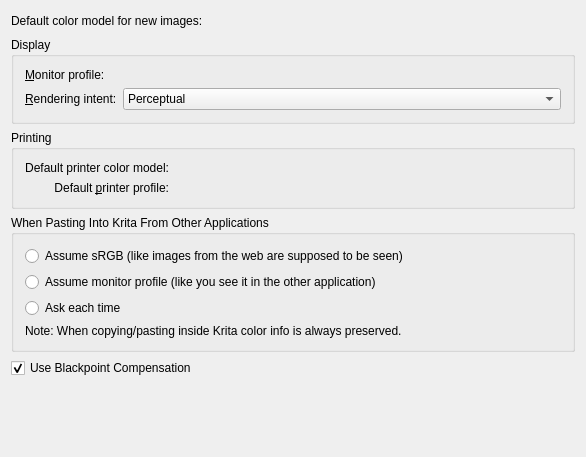
First picture: the form in krita/ui/forms/wdgcolorsettings.ui, repository KDE/krita, before the edit.
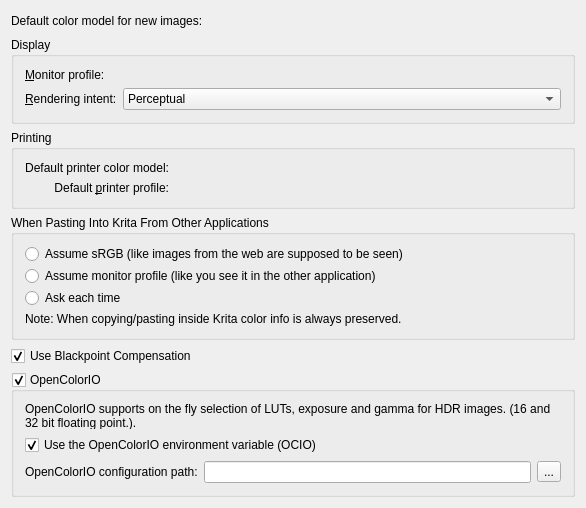
Second picture: the form after the edit. Custom widgets are drawn as their Qt base class.

Commit message:
Add basic ocio configuration to the settings dialog.
* enable/disable
* use the OCIO environment variable
* use a specified configuration file as default.

```diff
--- a/krita/ui/forms/wdgcolorsettings.ui
+++ b/krita/ui/forms/wdgcolorsettings.ui
@@ -7,20 +7,14 @@
     <x>0</x>
     <y>0</y>
     <width>586</width>
-    <height>457</height>
+    <height>507</height>
    </rect>
   </property>
   <property name="windowTitle">
    <string>Color Settings</string>
   </property>
-  <layout class="QVBoxLayout">
-   <property name="spacing">
-    <number>6</number>
-   </property>
-   <property name="margin">
-    <number>11</number>
-   </property>
-   <item>
+  <layout class="QGridLayout" name="gridLayout">
+   <item row="0" column="0">
     <layout class="QHBoxLayout">
      <property name="spacing">
       <number>6</number>
@@ -212,7 +206,7 @@
      </layout>
     </widget>
    </item>
-   <item>
+   <item row="3" column="0">
     <widget class="QGroupBox" name="grpPasteBehaviour">
      <property name="title">
       <string>When Pasting Into Krita From Other Applications</string>
@@ -255,7 +249,7 @@
      </layout>
     </widget>
    </item>
-   <item>
+   <item row="4" column="0">
     <layout class="QVBoxLayout">
      <property name="spacing">
       <number>6</number>
@@ -275,7 +269,67 @@
      </item>
     </layout>
    </item>
-   <item>
+   <item row="5" column="0">
+    <widget class="QGroupBox" name="grpOcio">
+     <property name="title">
+      <string>OpenColorIO</string>
+     </property>
+     <property name="checkable">
+      <bool>true</bool>
+     </property>
+     <layout class="QVBoxLayout" name="verticalLayout_2">
+      <item>
+       <widget class="QLabel" name="label">
+        <property name="text">
+         <string>OpenColorIO supports on the fly selection of LUTs, exposure and gamma for HDR images. (16 and 32 bit floating point.).</string>
+        </property>
+        <property name="textFormat">
+         <enum>Qt::PlainText</enum>
+        </property>
+        <property name="wordWrap">
+         <bool>true</bool>
+        </property>
+       </widget>
+      </item>
+      <item>
+       <widget class="QCheckBox" name="chkOcioUseEnvironment">
+        <property name="text">
+         <string>Use the OpenColorIO environment variable (OCIO)</string>
+        </property>
+        <property name="checked">
+         <bool>true</bool>
+        </property>
+       </widget>
+      </item>
+      <item>
+       <layout class="QHBoxLayout" name="horizontalLayout">
+        <item>
+         <widget class="QLabel" name="lblOcioConfig">
+          <property name="text">
+           <string>OpenColorIO configuration path:</string>
+          </property>
+         </widget>
+        </item>
+        <item>
+         <widget class="QLineEdit" name="txtOcioConfigPath">
+          <property name="readOnly">
+           <bool>true</bool>
+          </property>
+         </widget>
+        </item>
+        <item>
+         <widget class="QToolButton" name="bnSelectOcioConfigPath">
+          <property name="text">
+           <string>...</string>
+          </property>
+         </widget>
+        </item>
+       </layout>
+      </item>
+     </layout>
+    </widget>
+   </item>
+   <item row="6" column="0">
     <spacer>
      <property name="orientation">
       <enum>Qt::Vertical</enum>
```
Left out of the diff: 4 changed lines with no effect on the pictures. The commit also changes 4 other files.
